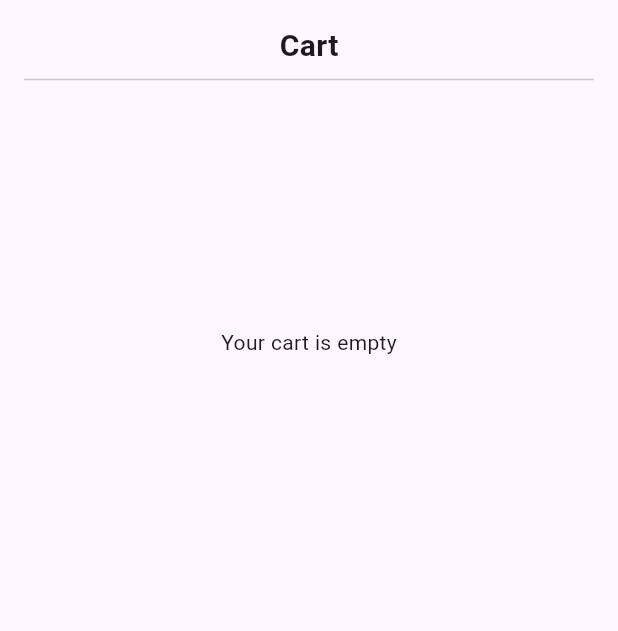
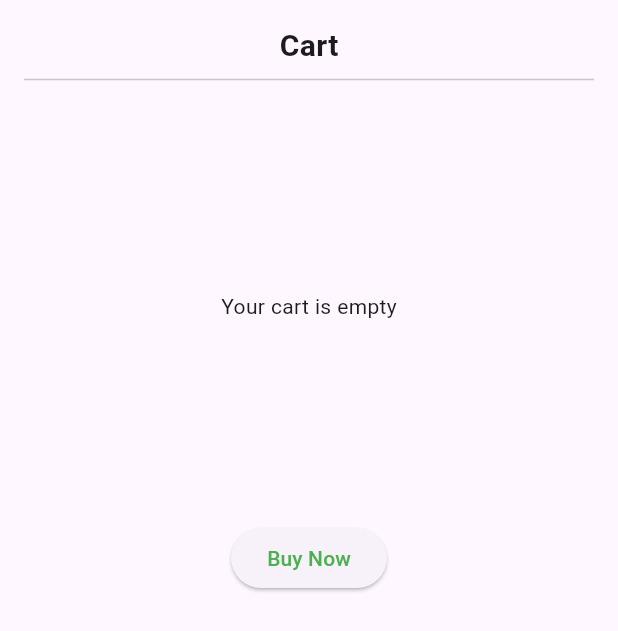
Before and after one commit to nyouibou/ufsfoodtest, a Flutter app: the CartScreeen widget shown alone on an empty page, opened directly, on a phone screen of 412 x 824 dp. Shown: the top 631 px of the screen. Run offline on Flutter 3.47's test engine with Material 3 defaults, Android fonts, the light colour scheme and no system bars; our stand-ins replace get; network calls fail.

Commit message:
button updates

```diff
--- a/lib/view/cartscreen/cartscreen.dart
+++ b/lib/view/cartscreen/cartscreen.dart
@@ -51,6 +51,12 @@ class CartScreeen extends StatelessWidget {
               },
             ),
           ),
+          ElevatedButton(
+              onPressed: () {},
+              child: Text(
+                "Buy Now",
+                style: TextStyle(color: Colors.green),
+              ))
         ],
       ),
     );
```
Also changed, not shown: lib/view/homescreen/homescreen.dart (+6 -2 lines).
